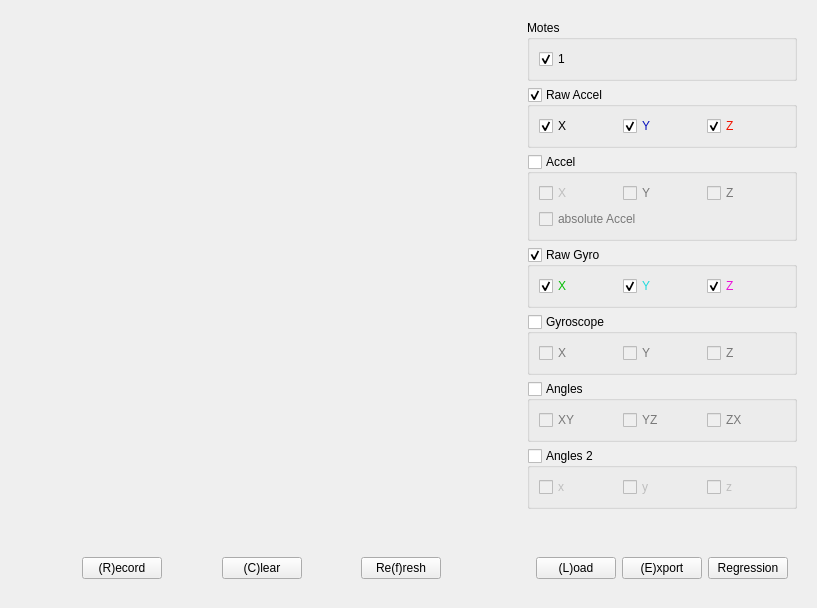
First picture: the form in tinyos-2.x/trunk/support/cpp/TestShimmer/src/DataWidget.ui, repository baharev/szte-wsn-code, before the edit.
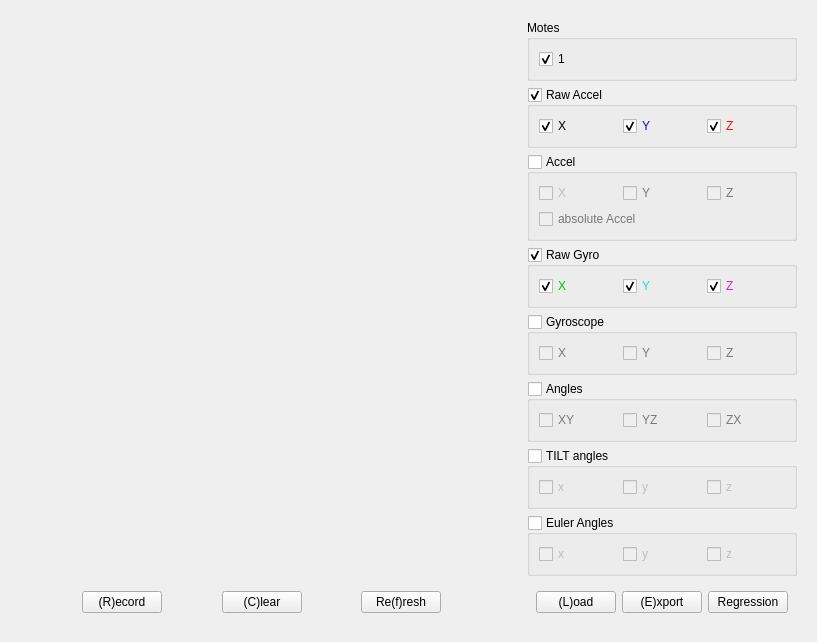
Second picture: the form after the edit. Custom widgets are drawn as their Qt base class.

Commit message: +euler angles in dataPlot

```diff
--- a/tinyos-2.x/trunk/support/cpp/TestShimmer/src/DataWidget.ui
+++ b/tinyos-2.x/trunk/support/cpp/TestShimmer/src/DataWidget.ui
@@ -120,7 +120,7 @@
     </layout>
    </item>
    <item>
-    <layout class="QVBoxLayout" name="verticalLayout_4" stretch="1,1,1,1,1,1,1,0,0">
+    <layout class="QVBoxLayout" name="verticalLayout_4" stretch="1,1,1,1,1,1,1,0,0,0">
      <property name="margin">
       <number>9</number>
      </property>
@@ -874,7 +874,7 @@
      <item>
       <widget class="QGroupBox" name="angles2Box">
        <property name="title">
-        <string>Angles 2</string>
+        <string>TILT angles</string>
        </property>
        <property name="checkable">
         <bool>true</bool>
@@ -907,6 +907,42 @@
        </layout>
       </widget>
      </item>
+     <item>
+      <widget class="QGroupBox" name="eulerBox">
+       <property name="title">
+        <string>Euler Angles</string>
+       </property>
+       <property name="checkable">
+        <bool>true</bool>
+       </property>
+       <property name="checked">
+        <bool>false</bool>
+       </property>
+       <layout class="QHBoxLayout" name="horizontalLayout_4">
+        <item>
+         <widget class="QCheckBox" name="eulerX">
+          <property name="text">
+           <string>x</string>
+          </property>
+         </widget>
+        </item>
+        <item>
+         <widget class="QCheckBox" name="eulerY">
+          <property name="text">
+           <string>y</string>
+          </property>
+         </widget>
+        </item>
+        <item>
+         <widget class="QCheckBox" name="eulerZ">
+          <property name="text">
+           <string>z</string>
+          </property>
+         </widget>
+        </item>
+       </layout>
+      </widget>
+     </item>
      <item>
       <spacer name="verticalSpacer">
        <property name="orientation">
```
The commit also changes 4 other files.
